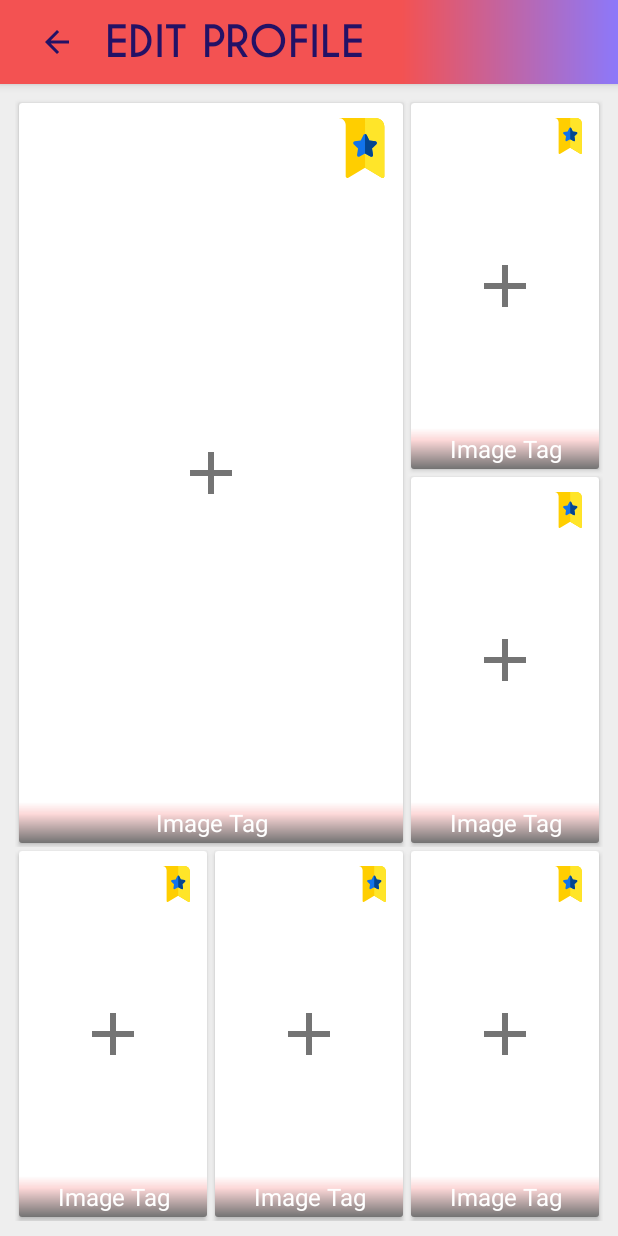
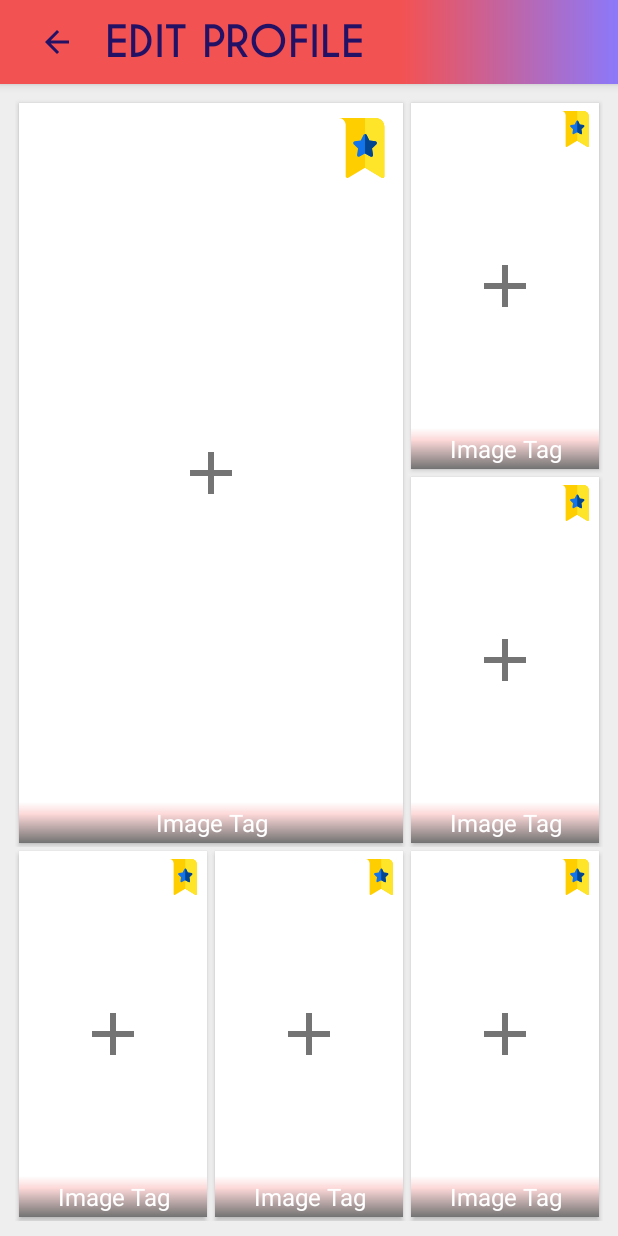
Before and after one commit to Aryabodhi/Seeker_UI, an Android app: the AddEditProfileImages screen opened directly, with no data from a screen before it, on a phone screen of 412 x 824 dp. Run offline under Robolectric (Android 15) with nearby library versions, the phone set to English and light mode, and no system bars; our stand-ins replace Picasso.

```diff
--- a/app/src/main/res/layout/activity_add_edit_profile_images.xml
+++ b/app/src/main/res/layout/activity_add_edit_profile_images.xml
@@ -34,6 +34,7 @@
                 android:layout_height="match_parent"
                 android:layout_margin="2.5dp"
                 android:clickable="true"
+                app:cardCornerRadius="0dp"
                 android:foreground="?attr/selectableItemBackground"
                 android:layout_weight="1">
 
@@ -90,7 +91,7 @@
                     android:layout_height="match_parent"
                     android:layout_margin="2.5dp"
                     android:clickable="true"
-
+                    app:cardCornerRadius="0dp"
                     android:foreground="?attr/selectableItemBackground"
                     android:layout_weight="1">
 
@@ -109,7 +110,7 @@
                             />
 
                         <ImageView
-                            android:layout_margin="10dp"
+                            android:layout_margin="5dp"
                             android:layout_width="24dp"
                             android:layout_height="24dp"
                             android:src="@drawable/bookmark"
@@ -140,6 +141,7 @@
                     android:layout_height="match_parent"
                     android:layout_margin="2.5dp"
                     android:layout_weight="1"
+                    app:cardCornerRadius="0dp"
                     android:clickable="true"
                     android:foreground="?attr/selectableItemBackground">
 
@@ -158,7 +160,7 @@
                             />
 
                         <ImageView
-                            android:layout_margin="10dp"
+                            android:layout_margin="5dp"
                             android:layout_width="24dp"
                             android:layout_height="24dp"
                             android:src="@drawable/bookmark"
@@ -201,6 +203,7 @@
                 android:layout_margin="2.5dp"
                 android:layout_weight="1"
                 android:clickable="true"
+                app:cardCornerRadius="0dp"
                 android:foreground="?attr/selectableItemBackground">
 
                 <androidx.constraintlayout.widget.ConstraintLayout
@@ -218,7 +221,7 @@
                         />
 
                     <ImageView
-                        android:layout_margin="10dp"
+                        android:layout_margin="5dp"
                         android:layout_width="24dp"
                         android:layout_height="24dp"
                         android:src="@drawable/bookmark"
@@ -249,6 +252,7 @@
                 android:layout_margin="2.5dp"
                 android:layout_weight="1"
                 android:clickable="true"
+                app:cardCornerRadius="0dp"
                 android:foreground="?attr/selectableItemBackground">
 
                 <androidx.constraintlayout.widget.ConstraintLayout
@@ -266,7 +270,7 @@
                         />
 
                     <ImageView
-                        android:layout_margin="10dp"
+                        android:layout_margin="5dp"
                         android:layout_width="24dp"
                         android:layout_height="24dp"
                         android:src="@drawable/bookmark"
@@ -297,6 +301,7 @@
                 android:layout_margin="2.5dp"
                 android:layout_weight="1"
                 android:clickable="true"
+                app:cardCornerRadius="0dp"
                 android:foreground="?attr/selectableItemBackground">
 
                 <androidx.constraintlayout.widget.ConstraintLayout
@@ -314,7 +319,7 @@
                         />
 
                     <ImageView
-                        android:layout_margin="10dp"
+                        android:layout_margin="5dp"
                         android:layout_width="24dp"
                         android:layout_height="24dp"
                         android:src="@drawable/bookmark"
```
